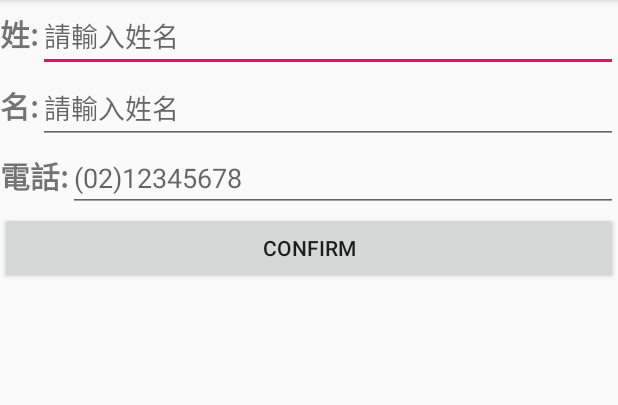
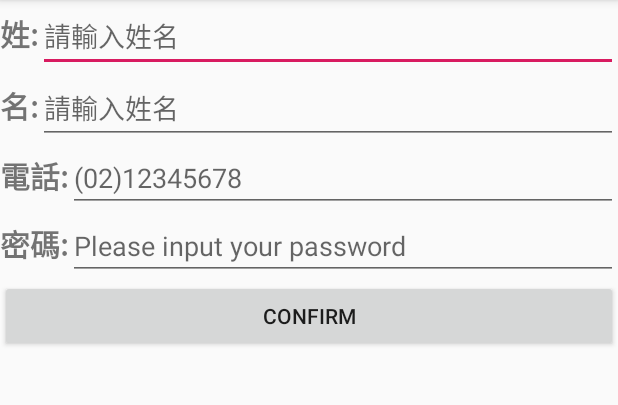
Before and after one commit to DerrickPikachu/LinearLayoutPractice, an Android app: the screen it shows after launch (MainActivity), on a phone screen of 412 x 824 dp, the part 84-489 px from its top. Run offline under Robolectric (Android 15) with nearby library versions, the phone set to English and light mode, and no system bars.

Commit message:
password input feild test

```diff
--- a/app/src/main/res/layout/activity_main.xml
+++ b/app/src/main/res/layout/activity_main.xml
@@ -80,6 +80,30 @@
 
     </LinearLayout>
 
+    <LinearLayout
+        android:layout_width="match_parent"
+        android:layout_height="wrap_content"
+        android:orientation="horizontal">
+
+        <TextView
+            android:id="@+id/textView5"
+            android:layout_width="wrap_content"
+            android:layout_height="wrap_content"
+            android:text="@string/password"
+            android:textSize="20sp"
+            android:textStyle="bold" />
+
+        <EditText
+            android:id="@+id/editText"
+            android:layout_width="wrap_content"
+            android:layout_height="wrap_content"
+            android:layout_weight="1"
+            android:ems="10"
+            android:hint="@string/password_hint"
+            android:inputType="textPassword"
+            android:singleLine="true" />
+    </LinearLayout>
+
     <Button
         android:id="@+id/button"
         android:layout_width="match_parent"
--- a/app/src/main/res/values/strings.xml
+++ b/app/src/main/res/values/strings.xml
@@ -6,4 +6,6 @@
     <string name="Phone">電話:</string>
     <string name="phone_input">(02)12345678</string>
     <string name="confirm">confirm</string>
+    <string name="password">密碼:</string>
+    <string name="password_hint">Please input your password</string>
 </resources>
```
